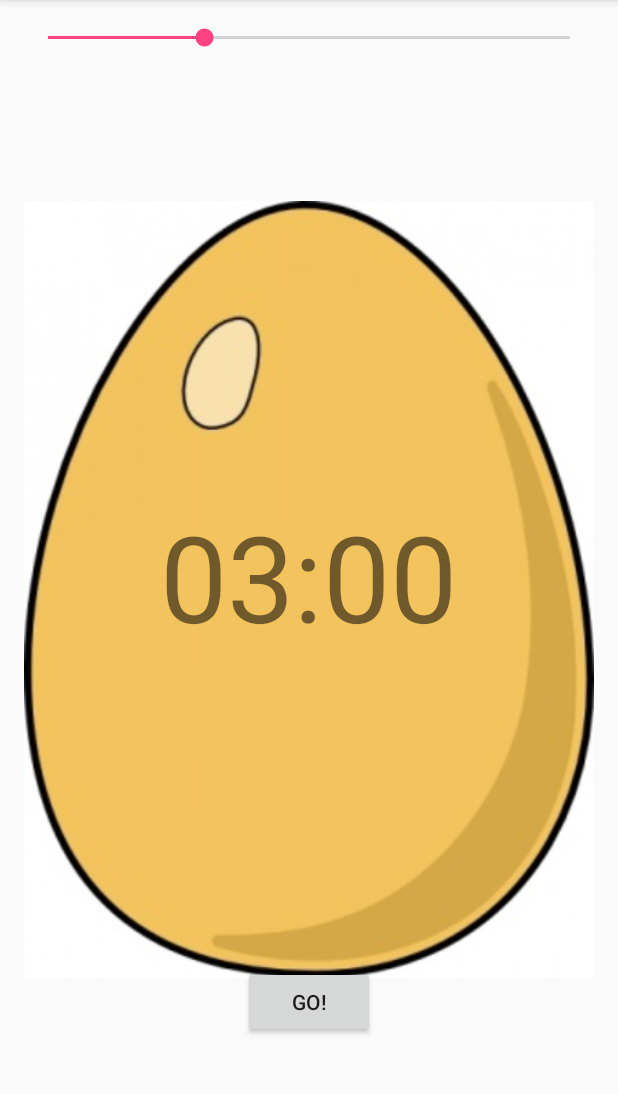
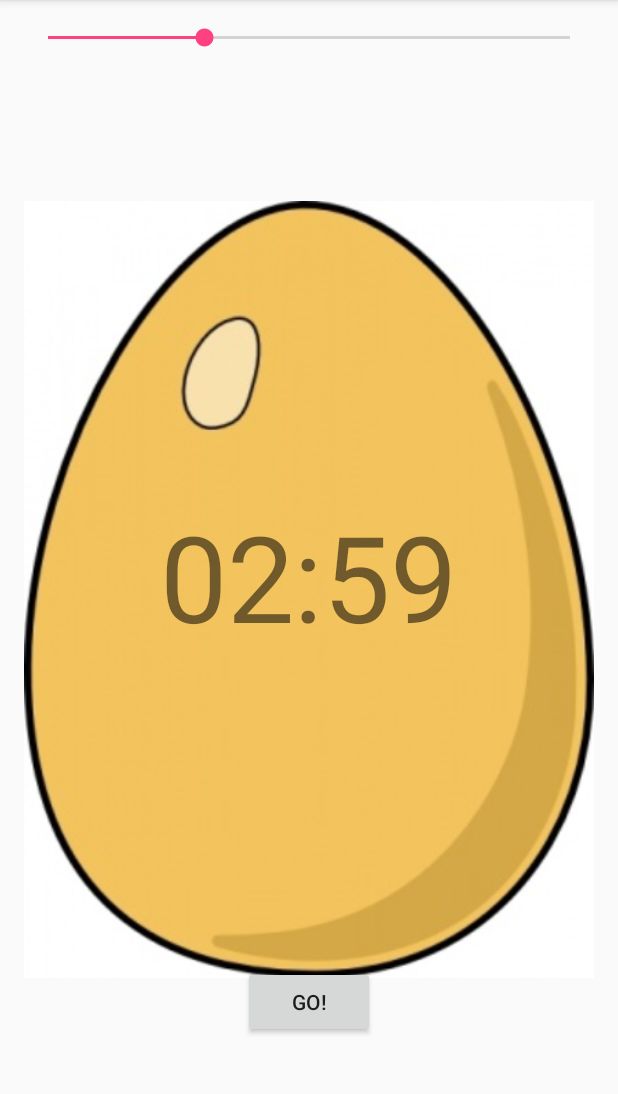
Before and after one commit to garfieldchou/EggTimer, an Android app: the screen it shows after launch (MainActivity), after a tap on "GO!", on a phone screen of 412 x 824 dp, the part 84-1178 px from its top. Run offline under Robolectric (Android 15) with nearby library versions, the phone set to English and light mode, and no system bars.

Commit message:
Create a CountDownTimer() to set the TextViews accordingly

```diff
--- a/app/src/main/java/com/garfield_chou/eggtimer/MainActivity.java
+++ b/app/src/main/java/com/garfield_chou/eggtimer/MainActivity.java
@@ -1,12 +1,18 @@
 package com.garfield_chou.eggtimer;
 
+import android.os.CountDownTimer;
 import android.support.v7.app.AppCompatActivity;
 import android.os.Bundle;
 import android.util.Log;
+import android.view.View;
 import android.widget.SeekBar;
 import android.widget.TextView;
 
+import static com.garfield_chou.eggtimer.R.id.timerSeekBar;
+
 public class MainActivity extends AppCompatActivity {
+
+    long countDownStart = 0;
 
     @Override
     protected void onCreate(Bundle savedInstanceState) {
@@ -20,6 +26,7 @@ public class MainActivity extends AppCompatActivity {
         timerSeekBar.setMax(600); // max: 10 mins
         minTextView.setText("03");
         timerSeekBar.setProgress(180);
+        countDownStart = 180000;
         timerSeekBar.setOnSeekBarChangeListener(new SeekBar.OnSeekBarChangeListener() {
             @Override
             public void onProgressChanged(SeekBar seekBar, int progress, boolean fromUser) {
@@ -28,6 +35,7 @@ public class MainActivity extends AppCompatActivity {
                 Log.i("Info- sec", Integer.toString(progress % 60));
                 minTextView.setText(String.format("%02d", progress / 60));
                 secTextView.setText(String.format("%02d", progress % 60));
+                countDownStart = (long)(progress * 1000);
             }
 
             @Override
@@ -41,4 +49,26 @@ public class MainActivity extends AppCompatActivity {
             }
         });
     }
+
+    public void goClick (View view) {
+        final TextView minTextView = (TextView) findViewById(R.id.minTextView);
+        final TextView secTextView = (TextView) findViewById(R.id.secTextView);
+        Log.i("goClick", "tapped!");
+
+        new CountDownTimer(countDownStart, 1000) {
+            @Override
+            public void onTick(long millisecondsUntilDone) {
+                Log.i("Countdown to...", Long.toString(millisecondsUntilDone / 1000));
+
+                minTextView.setText(String.format("%02d", (millisecondsUntilDone /1000) / 60));
+                secTextView.setText(String.format("%02d", (millisecondsUntilDone /1000) % 60));
+
+            }
+
+            @Override
+            public void onFinish() {
+
+            }
+        }.start();
+    }
 }
```
